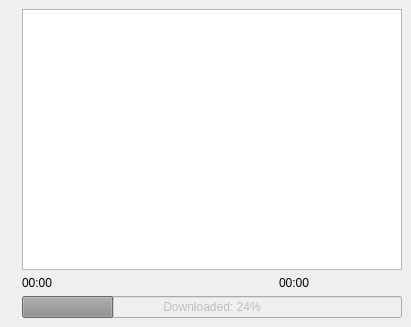
Above: maemo-play.ui from hrw/modland-player before the change. Below: the same form after it.
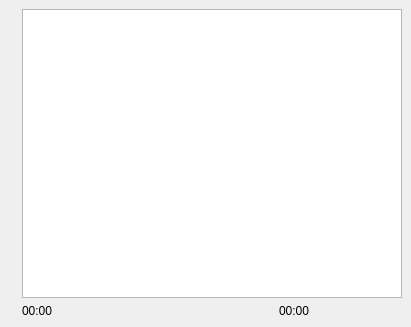
That is the form after the change. Custom widgets are drawn as their Qt base class.

Commit message: removed QProgressBar in favour of QProgressDialog

```diff
--- a/maemo-play.ui
+++ b/maemo-play.ui
@@ -46,28 +46,6 @@
       </item>
      </layout>
     </item>
-    <item row="2" column="1">
-     <widget class="QProgressBar" name="progressBar">
-      <property name="enabled">
-       <bool>false</bool>
-      </property>
-      <property name="value">
-       <number>24</number>
-      </property>
-      <property name="textVisible">
-       <bool>true</bool>
-      </property>
-      <property name="orientation">
-       <enum>Qt::Horizontal</enum>
-      </property>
-      <property name="invertedAppearance">
-       <bool>false</bool>
-      </property>
-      <property name="format">
-       <string>Downloaded: %p%</string>
-      </property>
-     </widget>
-    </item>
    </layout>
   </widget>
  </widget>
```
The commit also changes 4 other files.
